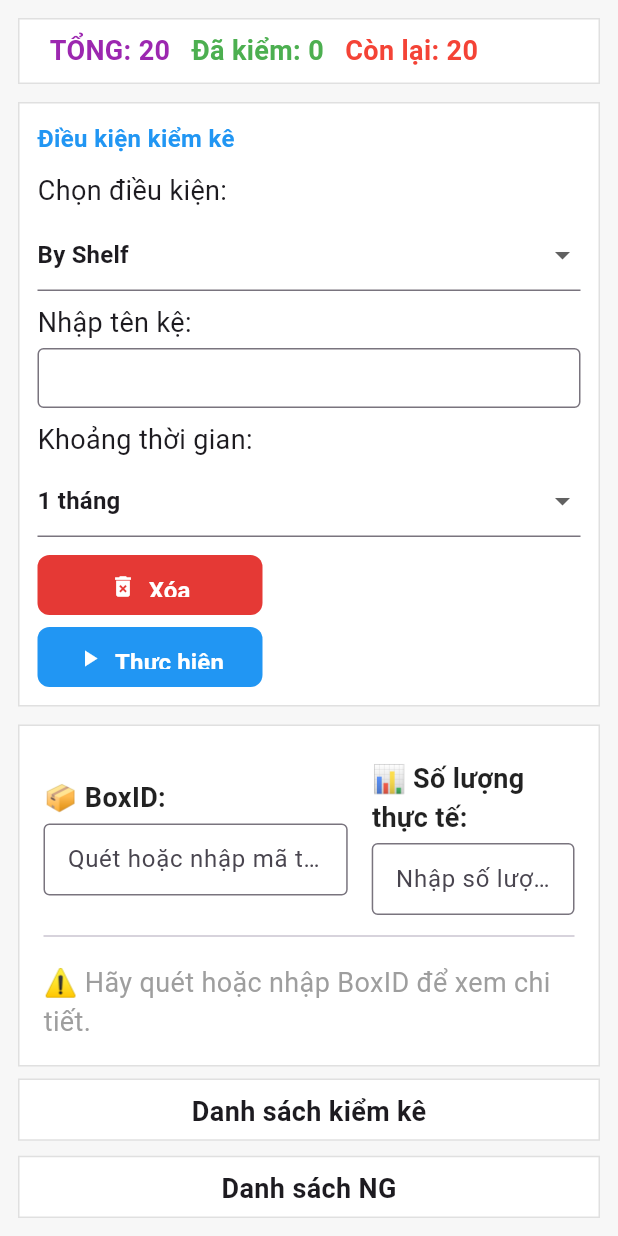
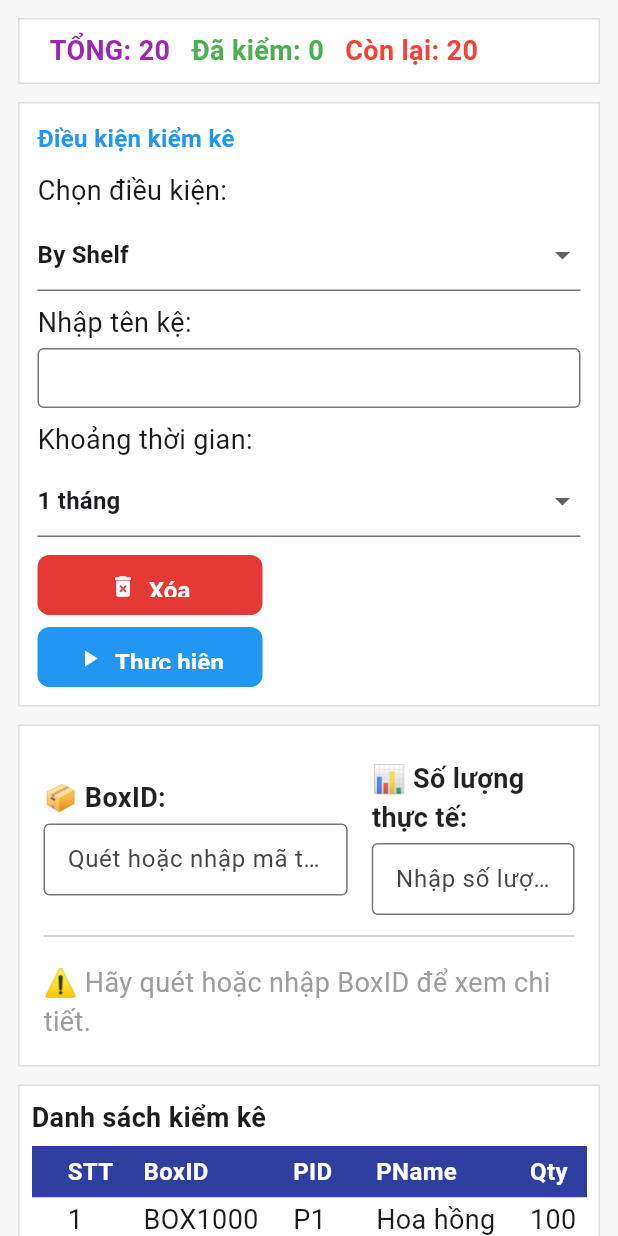
Before and after one commit to viet1012/stock_web, a Flutter app: the InventoryManagementScreen screen opened directly, on a phone screen of 412 x 824 dp. Run offline on Flutter 3.47's test engine with Material 3 defaults, Android fonts, the phone set to English and light mode, and no system bars; our stand-ins replace data_table_2.

Commit message:
init project

```diff
--- a/lib/Kiem_Ke/inventory_management_screen.dart
+++ b/lib/Kiem_Ke/inventory_management_screen.dart
@@ -172,32 +172,42 @@ class _InventoryManagementScreenState extends State<InventoryManagementScreen> {
   @override
   Widget build(BuildContext context) {
     final screenWidth = MediaQuery.of(context).size.width;
-    final isMobile = screenWidth < 800; // < 800px coi là mobile/tablet
+    final isMobile = screenWidth < 800;
 
     return Scaffold(
       backgroundColor: const Color(0xFFF7F7F7),
-      body: Padding(
+      body: SafeArea(
+        child: isMobile
+            ? SingleChildScrollView(
                 padding: const EdgeInsets.all(12),
-        child: LayoutBuilder(
-          builder: (context, constraints) {
-            return Column(
+                child: Column(
                   crossAxisAlignment: CrossAxisAlignment.center,
                   children: [
                     _buildHeader(),
                     const SizedBox(height: 12),
-
-                // 🔹 Panel trên
-                Expanded(
-                  flex: isMobile ? 0 : 2,
-                  child: isMobile
-                      ? Column(
-                          children: [
                     _buildLeftPanel(),
                     const SizedBox(height: 12),
                     _buildCenterPanel(),
+                    const SizedBox(height: 12),
+                    _buildDataTable(
+                      title: 'Danh sách kiểm kê',
+                      items: _filteredItems,
+                    ),
+                    const SizedBox(height: 12),
+                    _buildDataTable(title: 'Danh sách NG', items: _ngItems),
                   ],
+                ),
               )
-                      : Row(
+            : Padding(
+                padding: const EdgeInsets.all(12),
+                child: Column(
+                  crossAxisAlignment: CrossAxisAlignment.center,
+                  children: [
+                    _buildHeader(),
+                    const SizedBox(height: 12),
+                    Expanded(
+                      flex: 2,
+                      child: Row(
                         crossAxisAlignment: CrossAxisAlignment.start,
                         children: [
                           Flexible(flex: 3, child: _buildLeftPanel()),
@@ -206,35 +216,10 @@ class _InventoryManagementScreenState extends State<InventoryManagementScreen> {
                         ],
                       ),
                     ),
-
                     const SizedBox(height: 8),
-
-                // 🔹 Bảng dưới
-                Expanded(
-                  flex: 3,
-                  child: isMobile
-                      ? Column(
-                          children: [
-                            Expanded(
-                              child: _buildDataTable(
-                                title: 'Danh sách kiểm kê',
-                                items: _filteredItems,
+                    Expanded(flex: 3, child: _buildBottomTables()),
+                  ],
                 ),
-                            ),
-                            const SizedBox(height: 10),
-                            Expanded(
-                              child: _buildDataTable(
-                                title: 'Danh sách NG',
-                                items: _ngItems,
-                              ),
-                            ),
-                          ],
-                        )
-                      : _buildBottomTables(),
-                ),
-              ],
-            );
-          },
               ),
       ),
     );
@@ -632,22 +617,27 @@ class _InventoryManagementScreenState extends State<InventoryManagementScreen> {
     final isMobile = MediaQuery.of(context).size.width < 800;
 
     return Container(
+      margin: const EdgeInsets.only(bottom: 12),
       padding: const EdgeInsets.all(8),
       decoration: _panelDecoration(),
       child: Column(
+        crossAxisAlignment: CrossAxisAlignment.start,
         children: [
           Text(
             title,
             style: const TextStyle(fontSize: 18, fontWeight: FontWeight.bold),
           ),
-          const SizedBox(height: 4),
-          Expanded(
-            child: LayoutBuilder(
-              builder: (context, constraints) {
-                return SingleChildScrollView(
+          const SizedBox(height: 6),
+
+          // 👉 Bọc bảng trong Expanded để có vùng cuộn ổn định
+          SizedBox(
+            height: isMobile ? 240 : 400, // Giới hạn chiều cao bảng
+            child: SingleChildScrollView(
               scrollDirection: Axis.horizontal,
               child: ConstrainedBox(
-                    constraints: BoxConstraints(minWidth: constraints.maxWidth),
+                constraints: const BoxConstraints(minWidth: 600),
+                child: SingleChildScrollView(
+                  scrollDirection: Axis.vertical,
                   child: DataTable(
                     headingRowColor: MaterialStateColor.resolveWith(
                       (_) => Colors.indigo.shade700,
@@ -657,11 +647,10 @@ class _InventoryManagementScreenState extends State<InventoryManagementScreen> {
                       fontWeight: FontWeight.bold,
                       fontSize: 16,
                     ),
-                      dataRowHeight: isMobile ? 28 : 32,
-
+                    dataRowHeight: isMobile ? 30 : 36,
                     headingRowHeight: 34,
                     dividerThickness: 0.6,
-                      columnSpacing: 40,
+                    columnSpacing: isMobile ? 20 : 40,
                     columns: const [
                       DataColumn(label: Text('STT')),
                       DataColumn(label: Text('BoxID')),
@@ -698,8 +687,7 @@ class _InventoryManagementScreenState extends State<InventoryManagementScreen> {
                     }).toList(),
                   ),
                 ),
-                );
-              },
+              ),
             ),
           ),
         ],
--- a/lib/stock_export_form.dart
+++ b/lib/stock_export_form.dart
@@ -821,30 +821,30 @@ class _StockExportFormState extends State<StockExportForm> {
 
   void _clearAll() {
     setState(() {
-      // ?? Xoá text trong toàn b? controller
+      // 🔹 Xóa text trong toàn bộ controller
       orderNoConfirmController.clear();
       productIdConfirmController.clear();
       poQtyConfirmController.clear();
       boxIdStockConfirmController.clear();
       shelfIdConfirmController.clear();
+      exportQtyController.clear();
 
-      // ?? Reset bi?n t?m
+      // 🔹 Reset biến tạm
       selectedPOBoxId = null;
+      selectedBoxId = null;
       remainQty = 0;
 
-      // ?? Xoá danh sách hi?n th?
-      displayedBoxes.clear();
+      // 🔹 Xóa danh sách hiển thị
+      filteredOrderList.clear();
+      displayedBoxes.clear(); // ✅ thêm dòng này
+      selectedPOList.clear(); // ✅ nếu có multi-select PO
 
-      // (Tu?: n?u b?n có list khác nhu allBoxes, exportedBoxes,... có th? clear thêm)
-      // allBoxes.clear();
-      // exportedBoxes.clear();
-
-      // ?? Focus v? ô d?u tiên
+      // 🔹 Focus về ô đầu tiên
       FocusScope.of(context).requestFocus(FocusNode());
     });
 
-    // ? Hi?n th? thông báo nh?
-    _showMessage('Ðã xóa toàn bộ dữ liệu trên màn hình!');
+    // 🔹 Hiển thị thông báo
+    _showMessage('Đã xóa toàn bộ dữ liệu trên màn hình!');
   }
 
   void _showMessage(String msg) {
```
Lines whose indentation alone changed are shown as unchanged.
